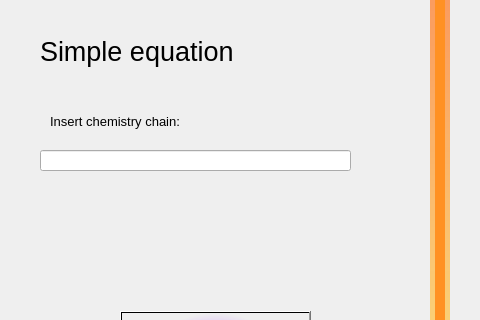
aNOOBisTheGod/yandex-lyceum-qt, file ui_dir/chemist.ui: the form before one commit; both pictures show x 0 to 480 and y 289 to 609 of the 991 by 874 pixel window.
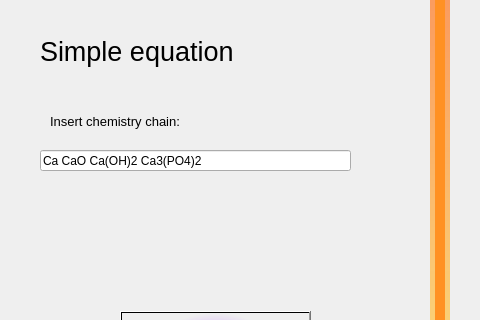
The form after the commit.

What changed in the file:
```diff
--- a/ui_dir/chemist.ui
+++ b/ui_dir/chemist.ui
@@ -182,6 +182,9 @@
    <property name="styleSheet">
     <string notr="true">border-color: qlineargradient(spread:pad, x1:0, y1:0, x2:1, y2:0, stop:0 rgba(255, 0, 0, 255), stop:0.166 rgba(255, 255, 0, 255), stop:0.333 rgba(0, 255, 0, 255), stop:0.5 rgba(0, 255, 255, 255), stop:0.666 rgba(0, 0, 255, 255), stop:0.833 rgba(255, 0, 255, 255), stop:1 rgba(255, 0, 0, 255));</string>
    </property>
+   <property name="text">
+    <string>Ca CaO Ca(OH)2 Ca3(PO4)2</string>
+   </property>
   </widget>
   <widget class="QLabel" name="label_4">
    <property name="geometry">
```
